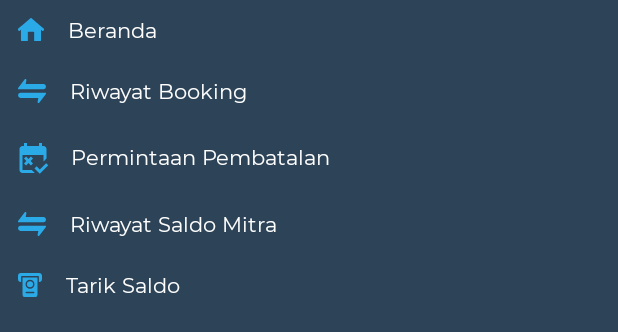
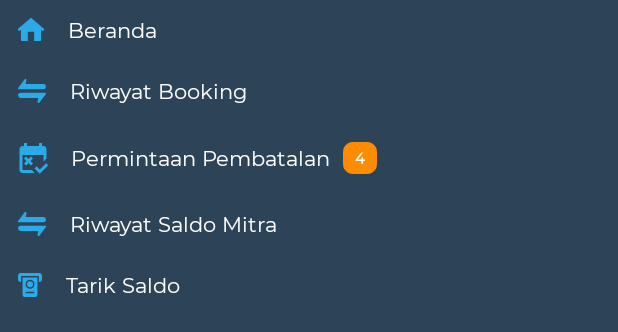
Before and after one commit to Boobleid/eazy-booking-mitra-android, an Android app: the layout item_nav_drawer.xml on its own in the app's theme, with its tools: preview values and no code run, on a phone screen of 412 x 824 dp. Shown: the top 332 px of the screen. Run offline under Robolectric (Android 15) with nearby library versions, the phone set to English and light mode, and no system bars.

Commit message:
add label number new booking cancel in nav menu

```diff
--- a/app/src/main/java/com/booble/reservasi/mitra/data/AppDataManager.kt
+++ b/app/src/main/java/com/booble/reservasi/mitra/data/AppDataManager.kt
@@ -11,6 +11,7 @@ import com.booble.reservasi.mitra.data.model.api.add_member.MemberServiceRespons
 import com.booble.reservasi.mitra.data.model.api.balance_history.BalanceHistoryResponse
 import com.booble.reservasi.mitra.data.model.api.booking_cancel.BookingCancelListRequest
 import com.booble.reservasi.mitra.data.model.api.booking_cancel.BookingCancelRequest
+import com.booble.reservasi.mitra.data.model.api.booking_cancel.NumberBookingCancelResponse
 import com.booble.reservasi.mitra.data.model.api.booking_cancel.SendMessageConversationRequest
 import com.booble.reservasi.mitra.data.model.api.booking_user.BookingUserRequest
 import com.booble.reservasi.mitra.data.model.api.booking_user.BookingUserResponse
@@ -220,6 +221,7 @@ class AppDataManager @Inject constructor(
 
     override suspend fun bookingCancelListApiCall(token: String, request: BookingCancelListRequest) = api.bookingCancelListApiCall(token, request)
     override suspend fun confirmBookingCancelApiCall(token: String, request: BookingCancelRequest) = api.confirmBookingCancelApiCall(token, request)
+    override suspend fun numberBookingCancelApiCall(token: String) = api.numberBookingCancelApiCall(token)
     override suspend fun bookingCancelConversationApiCall(token: String, request: BookingCancelRequest) = api.bookingCancelConversationApiCall(token, request)
     override suspend fun readMessageConversationApiCall(token: String, request: BookingCancelRequest) = api.readMessageConversationApiCall(token, request)
     override suspend fun sendMessageConversationApiCall(token: String, request: SendMessageConversationRequest) = api.sendMessageConversationApiCall(token, request)
--- a/app/src/main/java/com/booble/reservasi/mitra/data/DataRepository.kt
+++ b/app/src/main/java/com/booble/reservasi/mitra/data/DataRepository.kt
@@ -197,6 +197,10 @@ class DataRepository @Inject constructor(
         appDataManager.confirmBookingCancelApiCall(getAccessToken(), request)
     }
 
+    suspend fun numberBookingCancelApiCall() = safeApiCall {
+        appDataManager.numberBookingCancelApiCall(getAccessToken())
+    }
+
     suspend fun bookingCancelConversationApiCall(request: BookingCancelRequest) = safeApiCall {
         appDataManager.bookingCancelConversationApiCall(getAccessToken(), request)
     }
--- a/app/src/main/java/com/booble/reservasi/mitra/data/remote/ApiHelper.kt
+++ b/app/src/main/java/com/booble/reservasi/mitra/data/remote/ApiHelper.kt
@@ -107,6 +107,7 @@ interface ApiHelper {
 
     suspend fun bookingCancelListApiCall(token: String, request: BookingCancelListRequest): BookingCancelListResponse
     suspend fun confirmBookingCancelApiCall(token: String, request: BookingCancelRequest): DefaultApiResponse
+    suspend fun numberBookingCancelApiCall(token: String): NumberBookingCancelResponse
     suspend fun bookingCancelConversationApiCall(token: String, request: BookingCancelRequest): CancelConversationResponse
     suspend fun readMessageConversationApiCall(token: String, request: BookingCancelRequest): DefaultApiResponse
     suspend fun sendMessageConversationApiCall(token: String, request: SendMessageConversationRequest): DefaultApiResponse
--- a/app/src/main/java/com/booble/reservasi/mitra/data/remote/ApiService.kt
+++ b/app/src/main/java/com/booble/reservasi/mitra/data/remote/ApiService.kt
@@ -186,6 +186,9 @@ interface ApiService {
     @POST(PATH_CONFIRM_CANCEL_BOOKING)
     suspend fun confirmBookingCancel(@Header(HEADER_X_ACCESS_TOKEN) token: String, @Body request: BookingCancelRequest): DefaultApiResponse
 
+    @GET(PATH_NUMBER_BOOKING_CANCEL)
+    suspend fun numberBookingCancel(@Header(HEADER_X_ACCESS_TOKEN) token: String): NumberBookingCancelResponse
+
     @POST(PATH_CONVERSATION_CANCEL_BOOKING)
     suspend fun bookingCancelConversation(@Header(HEADER_X_ACCESS_TOKEN) token: String, @Body request: BookingCancelRequest): CancelConversationResponse
 
@@ -239,6 +242,7 @@ interface ApiService {
 
         const val PATH_CANCEL_BOOKING_LIST = "/list/riwayat_pembatalan"
         const val PATH_CONFIRM_CANCEL_BOOKING = "/simpan/konfir_pembatalan"
+        const val PATH_NUMBER_BOOKING_CANCEL = "/list/permintaan_pembatalan"
         const val PATH_CONVERSATION_CANCEL_BOOKING = "/list/percakapan_pembatalan"
         const val PATH_READ_MESSAGE_CONVERSATION = "/simpan/update_status_baca_percakapan"
         const val PATH_SEND_MESSAGE_CONVERSATION = "/simpan/kirim_pesan"
--- a/app/src/main/java/com/booble/reservasi/mitra/ui/withdraw/WithdrawFragment.kt
+++ b/app/src/main/java/com/booble/reservasi/mitra/ui/withdraw/WithdrawFragment.kt
@@ -30,11 +30,6 @@ class WithdrawFragment : BaseFragment<FragmentWithdrawBinding>(FragmentWithdrawB
 
     override fun initView() {
         initClick()
-        initListener()
-    }
-
-    private fun initListener() {
-        //binding.nominalET.addTextChangedListener(NumberTextWatcher(binding.nominalET))
     }
 
     private fun initClick() {
--- a/app/src/main/res/layout/fragment_withdraw.xml
+++ b/app/src/main/res/layout/fragment_withdraw.xml
@@ -113,7 +113,7 @@
 
                 <com.google.android.material.textfield.TextInputEditText
                     android:id="@+id/bankNameET"
-                    style="@style/CustomWhiteEditText"
+                    style="@style/CustomWhiteEditTextDisable"
                     android:layout_width="match_parent"
                     android:layout_height="wrap_content"
                     android:drawablePadding="@dimen/space_16"
@@ -146,7 +146,7 @@
 
                 <com.google.android.material.textfield.TextInputEditText
                     android:id="@+id/bankNumberET"
-                    style="@style/CustomWhiteEditText"
+                    style="@style/CustomWhiteEditTextDisable"
                     android:layout_width="match_parent"
                     android:layout_height="wrap_content"
                     android:drawablePadding="@dimen/space_16"
@@ -182,7 +182,7 @@
 
                 <com.google.android.material.textfield.TextInputEditText
                     android:id="@+id/ownerNameET"
-                    style="@style/CustomWhiteEditText"
+                    style="@style/CustomWhiteEditTextDisable"
                     android:layout_width="match_parent"
                     android:layout_height="wrap_content"
                     android:drawablePadding="@dimen/space_16"
--- a/app/src/main/res/layout/item_nav_drawer.xml
+++ b/app/src/main/res/layout/item_nav_drawer.xml
@@ -1,6 +1,7 @@
 <?xml version="1.0" encoding="utf-8"?>
 <LinearLayout xmlns:android="http://schemas.android.com/apk/res/android"
     xmlns:app="http://schemas.android.com/apk/res-auto"
+    xmlns:tools="http://schemas.android.com/tools"
     android:layout_width="match_parent"
     android:layout_height="wrap_content"
     android:orientation="vertical">
@@ -63,7 +64,7 @@
             android:textSize="14sp" />
     </RelativeLayout>
 
-    <RelativeLayout
+    <androidx.constraintlayout.widget.ConstraintLayout
         android:id="@+id/menuCancelBookingRL"
         android:layout_width="match_parent"
         android:layout_height="wrap_content"
@@ -78,21 +79,47 @@
             android:layout_height="wrap_content"
             android:contentDescription="@string/app_name"
             android:src="@drawable/ic_free_cancellation"
+            app:layout_constraintBottom_toBottomOf="parent"
+            app:layout_constraintStart_toStartOf="parent"
+            app:layout_constraintTop_toTopOf="parent"
             app:tint="@color/colorAccent" />
 
         <TextView
             android:id="@+id/cancelTV"
-            android:layout_width="0dp"
+            android:layout_width="wrap_content"
             android:layout_height="wrap_content"
-            android:layout_alignParentEnd="true"
-            android:layout_centerVertical="true"
             android:layout_marginStart="13dp"
-            android:layout_toEndOf="@id/ivCancel"
             android:fontFamily="@font/montserrat_regular"
-            android:includeFontPadding="false"
             android:text="@string/permintaan_pembatalan"
-            android:textSize="14sp" />
-    </RelativeLayout>
+            android:textSize="14sp"
+            app:layout_constraintBottom_toBottomOf="@+id/ivCancel"
+            app:layout_constraintStart_toEndOf="@+id/ivCancel"
+            app:layout_constraintTop_toTopOf="@+id/ivCancel" />
+
+        <TextView
+            android:id="@+id/numberCancelTV"
+            android:layout_width="wrap_content"
+            android:layout_height="wrap_content"
+            android:layout_marginStart="8dp"
+            android:layout_marginEnd="16dp"
+            android:background="@drawable/bg_navy_dark_r6"
+            android:backgroundTint="@color/colorOrange"
+            android:gravity="center"
+            android:paddingStart="@dimen/space_8"
+            android:paddingTop="@dimen/space_4"
+            android:paddingEnd="@dimen/space_8"
+            android:paddingBottom="@dimen/space_4"
+            tools:text="4"
+            android:textColor="@color/colorWhite"
+            android:textSize="@dimen/size_10"
+            android:textStyle="bold"
+            android:visibility="gone"
+            app:layout_constraintBottom_toBottomOf="@+id/ivCancel"
+            app:layout_constraintStart_toEndOf="@+id/cancelTV"
+            app:layout_constraintTop_toTopOf="@+id/ivCancel"
+            tools:visibility="visible" />
+
+    </androidx.constraintlayout.widget.ConstraintLayout>
 
     <RelativeLayout
         android:id="@+id/menuBookingHistoryBalanceRL"
@@ -124,12 +151,12 @@
     </RelativeLayout>
 
     <RelativeLayout
-        android:visibility="gone"
         android:id="@+id/menuRegisterServiceRL"
         android:layout_width="match_parent"
         android:layout_height="wrap_content"
         android:background="@drawable/bg_ripple_square_navy_orange"
-        android:padding="@dimen/dimen_12">
+        android:padding="@dimen/dimen_12"
+        android:visibility="gone">
 
         <ImageView
             android:id="@+id/registerServiceIV"
```
Also changed, not shown: app/src/main/java/com/booble/reservasi/mitra/data/model/api/booking_cancel/NumberBookingCancelResponse.kt (added, +12 -0 lines), app/src/main/java/com/booble/reservasi/mitra/data/remote/AppApiHelper.kt (+99 -27 lines), app/src/main/java/com/booble/reservasi/mitra/ui/MainActivity.kt (+34 -13 lines), app/src/main/java/com/booble/reservasi/mitra/ui/MasterViewModel.kt (+8 -0 lines), app/src/main/res/values/themes.xml (+14 -1 lines).
